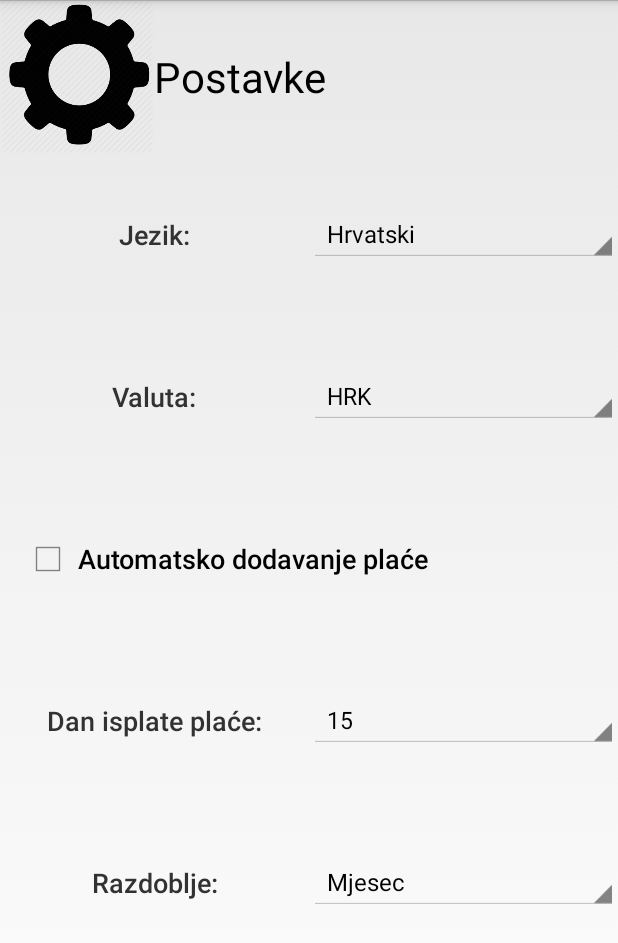
After one commit to jasminvucelj/Stedisa, an Android app: the SettingsActivity screen opened directly, with no data from a screen before it, on a phone screen of 412 x 824 dp. The commit adds this screen. Shown: the top 943 px of the screen. Run offline under Robolectric (Android 15) with nearby library versions, the phone set to English and light mode, and no system bars; 1 statement that could not run was skipped.

Commit message:
dodan settings activity, jos nisam radio lokalizaciju

```diff
--- /dev/null
+++ b/app/src/main/java/com/stedisa/SettingsActivity.java
@@ -0,0 +1,128 @@
+package com.stedisa;
+
+import android.app.Activity;
+import android.content.Context;
+import android.content.SharedPreferences;
+import android.os.Bundle;
+import android.preference.PreferenceManager;
+import android.view.View;
+import android.widget.AdapterView;
+import android.widget.CheckBox;
+import android.widget.CompoundButton;
+import android.widget.Spinner;
+
+import java.util.Arrays;
+
+public class SettingsActivity extends Activity {
+
+    SharedPreferences sharedPrefs;
+
+    String language, currency, period;
+    int paycheckDate;
+    boolean autoAddSalary;
+
+    @Override
+    protected void onCreate(Bundle savedInstanceState) {
+        super.onCreate(savedInstanceState);
+        setContentView(R.layout.activity_settings);
+
+        Spinner spinnerLanguage = (Spinner) findViewById(R.id.spinnerLanguage);
+        Spinner spinnerCurrency = (Spinner) findViewById(R.id.spinnerCurrency);
+        Spinner spinnerDate = (Spinner) findViewById(R.id.spinnerDate);
+        Spinner spinnerPeriod = (Spinner) findViewById(R.id.spinnerPeriod);
+
+        CheckBox cbAutoAddSalary = (CheckBox) findViewById(R.id.cbAutoAddSalary);
+
+        sharedPrefs = PreferenceManager.getDefaultSharedPreferences(this);
+
+        String[] tempArray;
+
+        language = sharedPrefs.getString("language", "Hrvatski");
+        tempArray = getResources().getStringArray(R.array.language_array);
+        spinnerLanguage.setSelection(Arrays.asList(tempArray).indexOf(language));
+        // set language
+
+        currency = sharedPrefs.getString("currency", "HRK");
+        tempArray = getResources().getStringArray(R.array.currency_array);
+        spinnerCurrency.setSelection(Arrays.asList(tempArray).indexOf(currency));
+
+        paycheckDate = sharedPrefs.getInt("paycheckDate", 15);
+        spinnerDate.setSelection(paycheckDate-1);
+
+        period = sharedPrefs.getString("period", "Mjesec");
+        tempArray = getResources().getStringArray(R.array.period_array);
+        spinnerPeriod.setSelection(Arrays.asList(tempArray).indexOf(period));
+
+        autoAddSalary = sharedPrefs.getBoolean("autoAddSalary", false);
+        cbAutoAddSalary.setChecked(autoAddSalary);
+
+        spinnerLanguage.setOnItemSelectedListener(new AdapterView.OnItemSelectedListener() {
+            @Override
+            public void onItemSelected(AdapterView<?> parent, View view, int position, long id) {
+                language = (String) parent.getItemAtPosition(position);
+            }
+
+            @Override
+            public void onNothingSelected(AdapterView<?> parent) {
+
+            }
+        });
+
+        spinnerCurrency.setOnItemSelectedListener(new AdapterView.OnItemSelectedListener() {
+            @Override
+            public void onItemSelected(AdapterView<?> parent, View view, int position, long id) {
+                currency = (String) parent.getItemAtPosition(position);
+            }
+
+            @Override
+            public void onNothingSelected(AdapterView<?> parent) {
+
+            }
+        });
+
+        spinnerDate.setOnItemSelectedListener(new AdapterView.OnItemSelectedListener() {
+            @Override
+            public void onItemSelected(AdapterView<?> parent, View view, int position, long id) {
+                paycheckDate = (Integer) parent.getItemAtPosition(position);
+            }
+
+            @Override
+            public void onNothingSelected(AdapterView<?> parent) {
+
+            }
+        });
+
+        spinnerPeriod.setOnItemSelectedListener(new AdapterView.OnItemSelectedListener() {
+            @Override
+            public void onItemSelected(AdapterView<?> parent, View view, int position, long id) {
+                period = (String) parent.getItemAtPosition(position);
+            }
+
+            @Override
+            public void onNothingSelected(AdapterView<?> parent) {
+
+            }
+        });
+
+        cbAutoAddSalary.setOnCheckedChangeListener(new CompoundButton.OnCheckedChangeListener() {
+            @Override
+            public void onCheckedChanged(CompoundButton buttonView, boolean isChecked) {
+                autoAddSalary = isChecked;
+            }
+        });
+    }
+
+    @Override
+    protected void onStop() {
+        super.onStop();
+
+        SharedPreferences.Editor editor = sharedPrefs.edit();
+        editor.putString("language", language);
+        editor.putString("currency", currency);
+        editor.putInt("paycheckDate", paycheckDate);
+        editor.putString("period", period);
+        editor.putBoolean("autoAddSalary", autoAddSalary);
+        editor.apply();
+
+    }
+}
--- /dev/null
+++ b/app/src/main/res/layout/activity_settings.xml
@@ -0,0 +1,163 @@
+<?xml version="1.0" encoding="utf-8"?>
+<LinearLayout xmlns:android="http://schemas.android.com/apk/res/android"
+    xmlns:app="http://schemas.android.com/apk/res-auto"
+    xmlns:tools="http://schemas.android.com/tools"
+    android:layout_width="match_parent"
+    android:layout_height="match_parent"
+    android:gravity="top|center"
+    android:orientation="vertical"
+    android:weightSum="1"
+    tools:context="com.stedisa.SettingsActivity">
+
+    <LinearLayout
+        android:layout_width="match_parent"
+        android:layout_height="0dp"
+        android:layout_weight="0.125"
+        android:orientation="horizontal">
+
+        <ImageView
+            android:id="@+id/ivTitle"
+            android:layout_width="0dp"
+            android:layout_height="wrap_content"
+            android:layout_weight="0.25"
+            android:src="@drawable/settings"
+            tools:ignore="NestedWeights" />
+
+        <TextView
+            android:id="@+id/tvTitle"
+            android:layout_width="0dp"
+            android:layout_height="match_parent"
+            android:layout_weight="0.75"
+            android:gravity="left|center"
+            android:text="@string/settings"
+            android:textAppearance="@android:style/TextAppearance.DeviceDefault.Large"
+            android:textSize="28sp" />
+    </LinearLayout>
+
+    <LinearLayout
+        android:layout_width="match_parent"
+        android:layout_height="0dp"
+        android:layout_weight="0.875"
+        android:orientation="vertical"
+        android:weightSum="1">
+
+        <LinearLayout
+            android:layout_width="match_parent"
+            android:layout_height="0dp"
+            android:layout_weight="0.15"
+            android:gravity="center"
+            android:orientation="horizontal"
+            android:weightSum="1"
+            tools:ignore="NestedWeights">
+
+            <TextView
+                android:id="@+id/tvLanguage"
+                android:layout_width="0dp"
+                android:layout_height="wrap_content"
+                android:layout_weight="0.5"
+                android:gravity="center"
+                android:text="@string/language"
+                android:textAppearance="@android:style/TextAppearance.DeviceDefault.Medium"
+                tools:ignore="NestedWeights" />
+
+            <Spinner
+                android:id="@+id/spinnerLanguage"
+                android:layout_width="0dp"
+                android:layout_height="wrap_content"
+                android:layout_weight="0.5"
+                android:entries="@array/language_array"/>
+        </LinearLayout>
+
+        <LinearLayout
+            android:layout_width="match_parent"
+            android:layout_height="0dp"
+            android:layout_weight="0.15"
+            android:gravity="center"
+            android:orientation="horizontal"
+            android:weightSum="1">
+
+            <TextView
+                android:id="@+id/tvCurrency"
+                android:layout_width="0dp"
+                android:layout_height="wrap_content"
+                android:layout_weight="0.5"
+                android:gravity="center"
+                android:text="@string/currency"
+                android:textAppearance="@android:style/TextAppearance.DeviceDefault.Medium" />
+
+            <Spinner
+                android:id="@+id/spinnerCurrency"
+                android:layout_width="0dp"
+                android:layout_height="wrap_content"
+                android:layout_weight="0.5"
+                android:entries="@array/currency_array"/>
+
+        </LinearLayout>
+
+        <CheckBox
+            android:id="@+id/cbAutoAddSalary"
+            android:layout_width="match_parent"
+            android:layout_height="0dp"
+            android:layout_marginEnd="16dp"
+            android:layout_marginStart="16dp"
+            android:layout_weight="0.15"
+            android:paddingEnd="4dp"
+            android:paddingStart="4dp"
+            android:text="@string/auto_add_salary"
+            android:textAppearance="@android:style/TextAppearance.DeviceDefault.Medium" />
+
+        <LinearLayout
+            android:layout_width="match_parent"
+            android:layout_height="0dp"
+            android:layout_weight="0.15"
+            android:gravity="center"
+            android:orientation="horizontal"
+            android:weightSum="1">
+
+            <TextView
+                android:id="@+id/tvPaycheckDate"
+                android:layout_width="0dp"
+                android:layout_height="wrap_content"
+                android:layout_weight="0.5"
+                android:gravity="center"
+                android:text="@string/paycheck_date"
+                android:textAppearance="@android:style/TextAppearance.DeviceDefault.Medium" />
+
+            <Spinner
+                android:id="@+id/spinnerDate"
+                android:layout_width="0dp"
+                android:layout_height="wrap_content"
+                android:layout_weight="0.5"
+                android:entries="@array/date_day_array"/>
+
+        </LinearLayout>
+
+        <LinearLayout
+            android:layout_width="match_parent"
+            android:layout_height="0dp"
+            android:layout_weight="0.15"
+            android:gravity="center"
+            android:orientation="horizontal"
+            android:weightSum="1">
+
+            <TextView
+                android:id="@+id/tvPeriod"
+                android:layout_width="0dp"
+                android:layout_height="wrap_content"
+                android:layout_weight="0.5"
+                android:gravity="center"
+                android:text="@string/period"
+                android:textAppearance="@android:style/TextAppearance.DeviceDefault.Medium" />
+
+            <Spinner
+                android:id="@+id/spinnerPeriod"
+                android:layout_width="0dp"
+                android:layout_height="wrap_content"
+                android:layout_weight="0.5"
+                android:entries="@array/period_array"/>
+
+        </LinearLayout>
+
+    </LinearLayout>
+
+</LinearLayout>
--- a/app/src/main/res/values/strings.xml
+++ b/app/src/main/res/values/strings.xml
@@ -5,6 +5,8 @@
     <string name="welcome">Dobrodošli!</string>
     <string name="title_activity_credits">CreditsActivity</string>
     <string name="title_activity_splash">SplashActivity</string>
+    <string name="title_activity_main_menu">MainMenuActivity</string>
+    <string name="title_activity_settings">SettingsActivity</string>
     <string name="authors">Autori:</string>
     <string name="names">Karmela Slišković\nJosip Tomić\nJasmin Vučelj\n</string>
     <string name="course">Predmet:</string>
@@ -18,4 +20,58 @@
     <string name="categories">Kategorije</string>
     <string name="settings">Postavke</string>
     <string name="about">O aplikaciji</string>
+    <string name="language">Jezik:</string>
+    <string name="currency">Valuta:</string>
+    <string name="auto_add_salary">Automatsko dodavanje plaće</string>
+    <string name="paycheck_date">Dan isplate plaće:</string>
+    <string name="period">Razdoblje:</string>
+    <string name="sharedPrefsFileName">SharedPrefs</string>
+    <string-array name="currency_array">
+        <item>HRK</item>
+        <item>EUR</item>
+        <item>USD</item>
+    </string-array>
+    <string-array name="language_array">
+        <item>Hrvatski</item>
+        <item>English</item>
+    </string-array>
+    <string-array name="date_day_array">
+        <item>1</item>
+        <item>2</item>
+        <item>3</item>
+        <item>4</item>
+        <item>5</item>
+        <item>6</item>
+        <item>7</item>
+        <item>8</item>
+        <item>9</item>
+        <item>10</item>
+        <item>11</item>
+        <item>12</item>
+        <item>13</item>
+        <item>14</item>
+        <item>15</item>
+        <item>16</item>
+        <item>17</item>
+        <item>18</item>
+        <item>19</item>
+        <item>20</item>
+        <item>21</item>
+        <item>22</item>
+        <item>23</item>
+        <item>24</item>
+        <item>25</item>
+        <item>26</item>
+        <item>27</item>
+        <item>28</item>
+        <item>29</item>
+        <item>30</item>
+    </string-array>
+    <string-array name="period_array">
+        <item>Dan</item>
+        <item>Tjedan</item>
+        <item>Mjesec</item>
+        <item>Godina</item>
+    </string-array>
+
 </resources>
```
Also changed, not shown: app/src/main/AndroidManifest.xml (+10 -3 lines).
